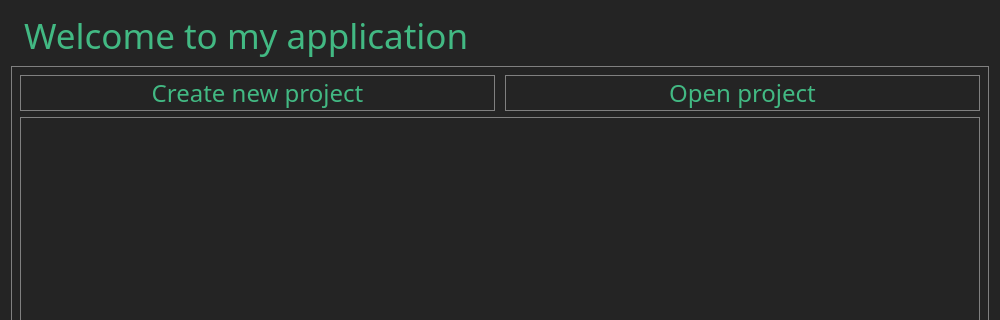
Above: firstdialogwindow.ui from YurBagoyan/Logic_Simulator before the change; both pictures show x 0 to 1000 and y 0 to 320 of the 1000 by 650 pixel window. Below: the same form after it.
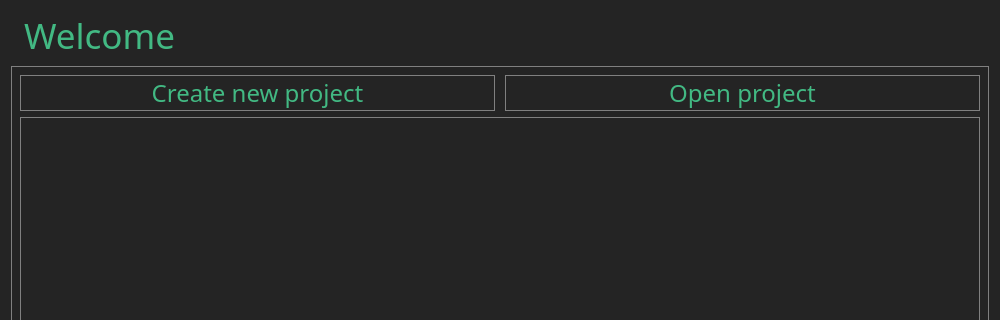
That is the form after the change. Icons and pictures are not drawn.

The edit to the form file:
```diff
--- a/firstdialogwindow.ui
+++ b/firstdialogwindow.ui
@@ -75,7 +75,7 @@
 }</string>
        </property>
        <property name="text">
-        <string>Welcome to my application</string>
+        <string>Welcome</string>
        </property>
       </widget>
      </item>
```
